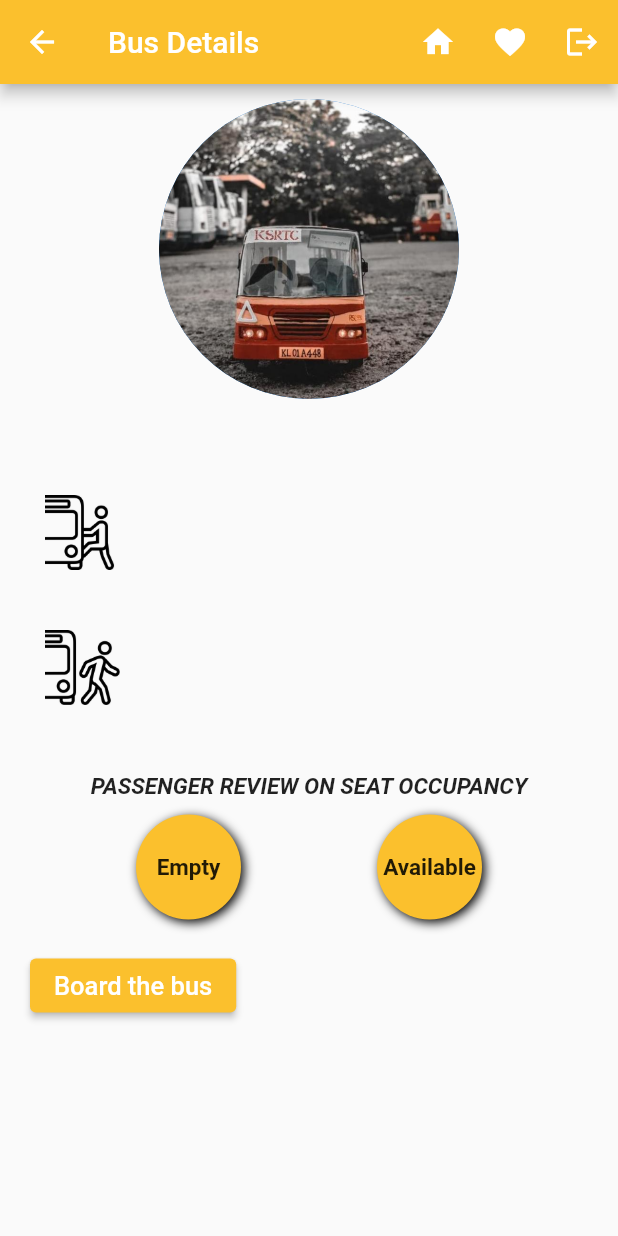
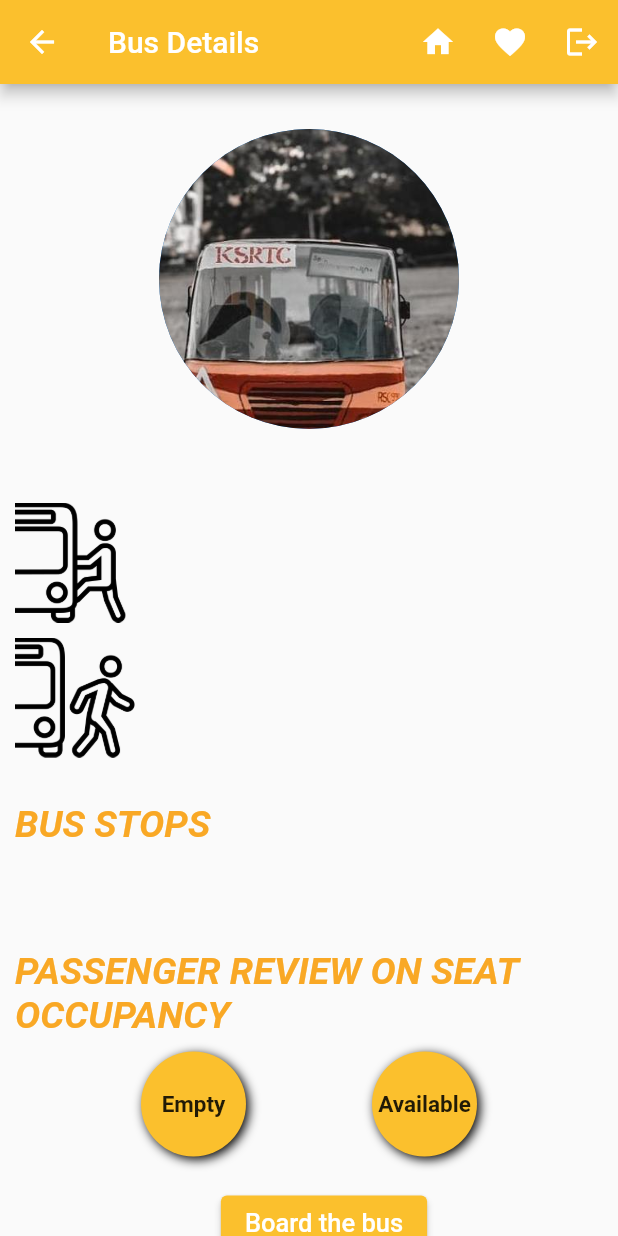
Before and after one commit to vibrantlyboho/Whroom, a Flutter app: the SingleBusScreen screen opened directly with empty values, on a phone screen of 412 x 824 dp. Run offline on Flutter 3.47's test engine with Material 2 defaults, Android fonts, the phone set to English and light mode, and no system bars; our stand-ins replace cloud_firestore, firebase_auth, firebase_core; missing offline and left inert: dart:ffi; accounts and stored records are empty; network calls fail.

Commit message:
Made changes to Single Bus Screen

```diff
--- a/lib/src/screens/find.dart
+++ b/lib/src/screens/find.dart
@@ -57,7 +57,6 @@ class _FindScreenState extends State<FindScreen> {
         future: widget.busDetails,
         builder: (context, AsyncSnapshot<QuerySnapshot> snapshot){
           if(snapshot.hasData){
-
             return Container(
               height: 600,
               child: ListView.builder(
@@ -71,7 +70,8 @@ class _FindScreenState extends State<FindScreen> {
                             String bonnetid= snapshot.data!.docs[index].get("bonnetid");
                             String from= snapshot.data!.docs[index].get("from");
                             String to= snapshot.data!.docs[index].get("to");
-                            Navigator.of(context).push(MaterialPageRoute(builder: (context) => SingleBusScreen(bonnetid: bonnetid, from: from, to: to)));
+                            List<dynamic> stops= snapshot.data!.docs[index].get("stops");
+                            Navigator.of(context).push(MaterialPageRoute(builder: (context) => SingleBusScreen(bonnetid: bonnetid, from: from, to: to, stops: stops,)));
                             print(snapshot.data!.docs[index].get("bonnetid"));
                           },
                           child: Column(
--- a/lib/src/screens/home.dart
+++ b/lib/src/screens/home.dart
@@ -127,7 +127,7 @@ class _HomeScreenState extends State<HomeScreen> {
                       final ReadBus readbus= ReadBus(_bonnetid);
                       dynamic busDetails= readbus.getwithBonnetid();
                       //print("Bus Details $busDetails");
-                      Navigator.of(context).pushReplacement(MaterialPageRoute(builder: (context) => FindScreen(bonnetid: _bonnetid, busDetails: busDetails,)));
+                      Navigator.of(context).push(MaterialPageRoute(builder: (context) => FindScreen(bonnetid: _bonnetid, busDetails: busDetails,)));
 
                     },
                     style: ButtonStyle(
--- a/lib/src/screens/login.dart
+++ b/lib/src/screens/login.dart
@@ -102,7 +102,7 @@ class _LoginScreenState extends State<LoginScreen> {
                   style: ButtonStyle(
                     backgroundColor: MaterialStateProperty.all(Colors.yellow[700]),
                   ),
-                  child: Text('Sign Up'))
+                  child: Text('Sign Up')),
             ],
           )
         ],
--- a/lib/src/screens/search.dart
+++ b/lib/src/screens/search.dart
@@ -73,8 +73,9 @@ class _SearchScreenState extends State<SearchScreen> {
                             String bonnetid= snapshot.data!.docs[index].get("bonnetid");
                             String from= snapshot.data!.docs[index].get("from");
                             String to= snapshot.data!.docs[index].get("to");
-                            Navigator.of(context).push(MaterialPageRoute(builder: (context) => SingleBusScreen(bonnetid: bonnetid, from: from, to: to)));
-                            print(snapshot.data!.docs[index].get("bonnetid"));
+                            List<dynamic> stops= snapshot.data!.docs[index].get("stops");
+                            Navigator.of(context).push(MaterialPageRoute(builder: (context) => SingleBusScreen(bonnetid: bonnetid, from: from, to: to, stops: stops,)));
+                            //print(stops);
                           },
                           child: Column(
                             crossAxisAlignment: CrossAxisAlignment.start,
--- a/lib/src/screens/singlebus.dart
+++ b/lib/src/screens/singlebus.dart
@@ -1,6 +1,10 @@
+import 'package:cloud_firestore/cloud_firestore.dart';
 import 'package:firebase_auth/firebase_auth.dart';
+import 'package:flutter/cupertino.dart';
 import 'package:flutter/material.dart';
+import 'package:whroomapp1/src/services/occupancyService.dart';
 
+import 'home.dart';
 import 'login.dart';
 
 final auth= FirebaseAuth.instance;
@@ -9,17 +13,23 @@ class SingleBusScreen extends StatelessWidget {
   final String bonnetid;
   final String from;
   final String to;
-  const SingleBusScreen({Key? key, required this.bonnetid, required this.from, required this.to}) : super(key: key);
+  final List<dynamic> stops;
+  const SingleBusScreen({Key? key, required this.bonnetid, required this.from, required this.to, required this.stops}) : super(key: key);
 
   @override
   Widget build(BuildContext context) {
+    final Occupancy occupancy= Occupancy(bonnetid);
+    dynamic OccDetails= occupancy.getOccdetails();
+
     return Scaffold(
       appBar: AppBar(
         title: Text('Bus Details'),
         backgroundColor: Colors.yellow[700],
         actions: [
           IconButton(
-              onPressed: () {},
+              onPressed: () {
+                Navigator.of(context).pushReplacement(MaterialPageRoute(builder: (context) => HomeScreen()));
+              },
               icon: const Icon(Icons.home)),
           IconButton(
               onPressed: () {},
@@ -33,22 +43,23 @@ class SingleBusScreen extends StatelessWidget {
               icon: const Icon(Icons.logout)),
         ],
       ),
-      body: SingleChildScrollView(
-        child:Center(
-        child: Column(
+      body: Center(
+        child: ListView(
+          padding: EdgeInsets.fromLTRB(10, 20, 10, 20),
           children: <Widget>[
             SizedBox(height: 10,),
             CircleAvatar(
               backgroundImage: AssetImage('assets/bus.jpeg'), radius: 100,
             ),
             SizedBox(height: 10,),
-            Text(bonnetid, style: TextStyle(fontWeight: FontWeight.bold, fontSize: 25)),
+            Center(
+              child: Text(bonnetid, style: TextStyle(fontWeight: FontWeight.bold, fontStyle: FontStyle.italic, fontSize: 25, color: Colors.yellow[800])),
+            ),
             SizedBox(height:10),
             Row(mainAxisAlignment: MainAxisAlignment.start,
                 children: <Widget>[
                   Container(width: 80,
                       height: 80,
-                      padding: EdgeInsets.fromLTRB(30,0,0,0),
                       decoration: BoxDecoration(
                           shape: BoxShape.circle), child:Image(image: AssetImage('assets/get-on-bus.png'))
                   ),
@@ -60,7 +71,6 @@ class SingleBusScreen extends StatelessWidget {
                 children: <Widget>[
                   Container(width: 80,
                       height: 80,
-                      padding: EdgeInsets.fromLTRB(30,0,0,0),
                       decoration: BoxDecoration(
                           shape: BoxShape.circle), child:Image(image: AssetImage('assets/get-off-bus.png'))
                   ),
@@ -68,7 +78,11 @@ class SingleBusScreen extends StatelessWidget {
                   Text(to, style: TextStyle(fontWeight: FontWeight.bold, fontStyle: FontStyle.italic, fontSize: 25, color: Colors.yellow[800])),
                 ]),
             SizedBox(height:30),
-            Text('PASSENGER REVIEW ON SEAT OCCUPANCY', style: TextStyle(fontWeight: FontWeight.bold, fontStyle: FontStyle.italic, fontSize: 15)),
+            Text('BUS STOPS', style: TextStyle(fontWeight: FontWeight.bold, fontStyle: FontStyle.italic, fontSize: 25, color: Colors.yellow[800])),
+            SizedBox(height: 10,),
+            BusStopsDisplay(stops),
+            SizedBox(height:30),
+            Text('PASSENGER REVIEW ON SEAT OCCUPANCY', style: TextStyle(fontWeight: FontWeight.bold, fontStyle: FontStyle.italic, fontSize: 25, color: Colors.yellow[800])),
             SizedBox(height: 10,),
             Row(mainAxisAlignment: MainAxisAlignment.spaceEvenly,
               children: <Widget>[
@@ -119,20 +133,65 @@ class SingleBusScreen extends StatelessWidget {
               ],
             ),
             SizedBox(height:10),
-            Container(padding: const EdgeInsets.fromLTRB(20, 10, 0, 20), child: Align(alignment: Alignment.centerLeft,
-              child:ElevatedButton(
-                style: ButtonStyle(
-                  backgroundColor: MaterialStateProperty.all(Colors.yellow[700]),
-                ),
-                onPressed: () {
-
-                },
-                child: Text('Board the bus',style: TextStyle(fontSize: 17),),
-              ), ))  ,
+            BoardOrExit(bonnetid: bonnetid, occDetails: OccDetails,),
           ],
         ),
       ),
-    ),
     );
   }
 }
+
+
+
+BusStopsDisplay(List<dynamic> stops){
+  //print(stops);
+  String BusStopsList='';
+  for(int i=0; i<stops.length; i++){
+    BusStopsList+= stops[i]+", ";
+  }
+  //print(BusStopsList);
+  return Text(BusStopsList, style: TextStyle(fontStyle: FontStyle.italic, fontSize: 25));
+}
+
+
+///////////////////
+class BoardOrExit extends StatefulWidget {
+  String bonnetid;
+  Future<QuerySnapshot> occDetails;
+  BoardOrExit({Key? key, required this.bonnetid, required this.occDetails}) : super(key: key);
+
+  @override
+  _BoardOrExitState createState() => _BoardOrExitState();
+}
+
+///////////////////
+class _BoardOrExitState extends State<BoardOrExit> {
+  bool isBoarded= false;
+
+  void toggleBoard(){
+    setState(() {
+      isBoarded = !isBoarded;
+    });
+  }
+
+  @override
+  Widget build(BuildContext context) {
+
+    return Container(
+      padding: const EdgeInsets.fromLTRB(20, 10, 0, 20),
+      child: Column(
+        children: [
+          ElevatedButton(
+            style: ButtonStyle(
+              backgroundColor: MaterialStateProperty.all(Colors.yellow[700]),
+            ),
+            onPressed: () {
+              toggleBoard();
+            },
+            child: Text((isBoarded? 'Exit': 'Board the bus'),style: TextStyle(fontSize: 17),),
+          ),
+        ],
+      ),
+    );
+  }
+}
--- /dev/null
+++ b/lib/src/services/occupancyService.dart
@@ -0,0 +1,39 @@
+import 'package:cloud_firestore/cloud_firestore.dart';
+
+
+class Occupancy{
+  FirebaseFirestore _db= FirebaseFirestore.instance;
+  late String bonnetid;
+  late String option;
+  late int voteCount;
+  late String uid;
+  late String username;
+
+  Occupancy(String bid){
+    bonnetid= bid;
+  }
+
+  Future<QuerySnapshot> getOccdetails(){
+    return _db
+        .collection('loc_n_seat')
+        .orderBy('voteCount', descending: true)
+        .where("bonnetid", isEqualTo: bonnetid)
+        .get();
+  }
+
+  Future<void> addOccdetails(){
+    return _db
+        .collection('loc_n_seat')
+        .add({
+          'bonnetid': bonnetid,
+          'option': option,
+          'voteCount': voteCount,
+          'uid': uid,
+            'username': username
+        })
+        .then((value) => print("Location Added"))
+        .catchError((error) => print("Failed to add location: $error"));
+  }
+
+
+}
--- a/pubspec.yaml
+++ b/pubspec.yaml
@@ -26,6 +26,7 @@ dependencies:
 
 
 
+
   # The following adds the Cupertino Icons font to your application.
   # Use with the CupertinoIcons class for iOS style icons.
   cupertino_icons: ^1.0.2
@@ -34,6 +35,7 @@ dependencies:
   cloud_firestore: ^2.2.1
   uuid: 3.0.4
   provider: ^5.0.0
+  bottom_sheet: ^1.0.0
 
 
 dev_dependencies:
```
Also changed, not shown: lib/src/services/readBus.dart (+2 -81 lines), pubspec.lock.
